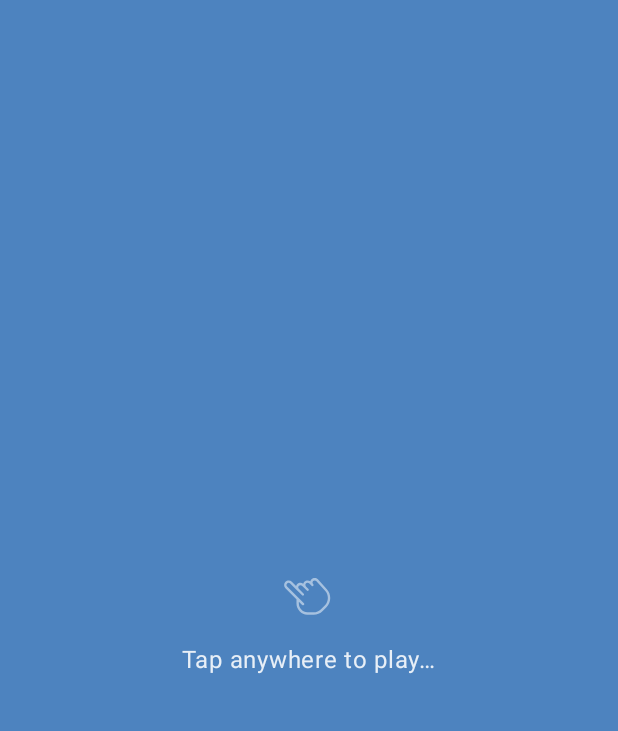
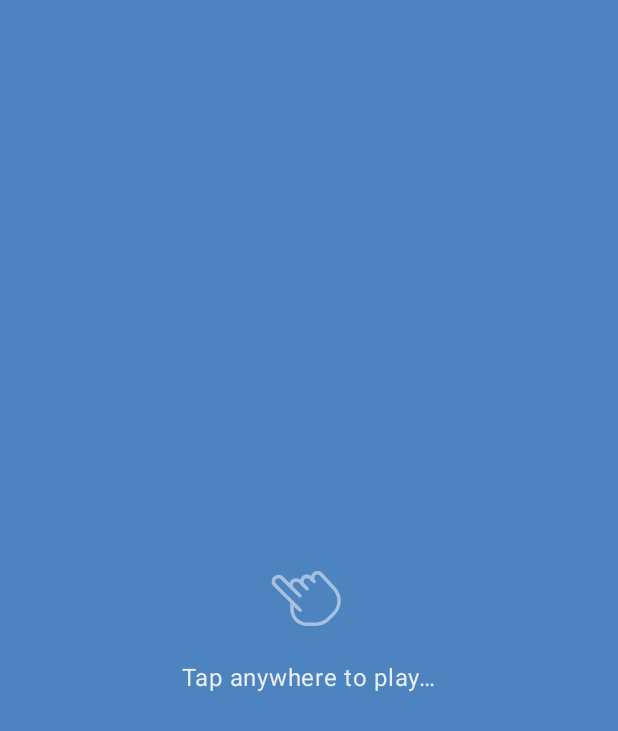
Before and after one commit to anikket786/Tap-Tap, an Android app built with Jetpack Compose: the GizmoScreen screen opened through its navigation route, on a phone screen of 412 x 824 dp. Shown: the top 731 px of the screen. Run offline under Robolectric (Android 15) with nearby library versions, the phone set to English and light mode, and no system bars; our stand-ins replace Dagger/Hilt's generated code, accompanist; pictures from the network do not load; 2 statements that could not run were skipped.

Commit message:
Resize tap animation.

```diff
--- a/feature/gizmo/src/main/java/com/twentyfourseven/gizmo/ui/GizmoScreen.kt
+++ b/feature/gizmo/src/main/java/com/twentyfourseven/gizmo/ui/GizmoScreen.kt
@@ -136,8 +136,11 @@ private fun HintView() {
                 horizontalAlignment = Alignment.CenterHorizontally
             ) {
                 LottieAnimation(
+                    modifier = Modifier
+                        .width(100.dp)
+                        .height(64.dp),
                     composition = composition,
-                    contentScale = ContentScale.FillBounds,
+                    contentScale = ContentScale.Fit,
                     iterations = Int.MAX_VALUE
                 )
                 Text(text = stringResource(id = R.string.tap_anywhere_to_play))
```
